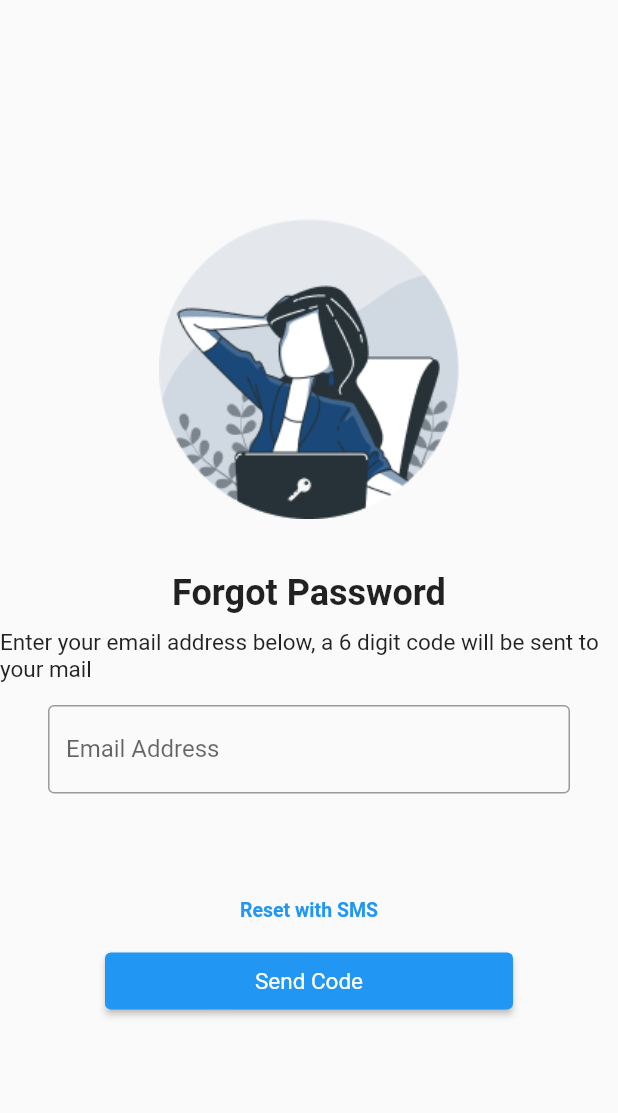
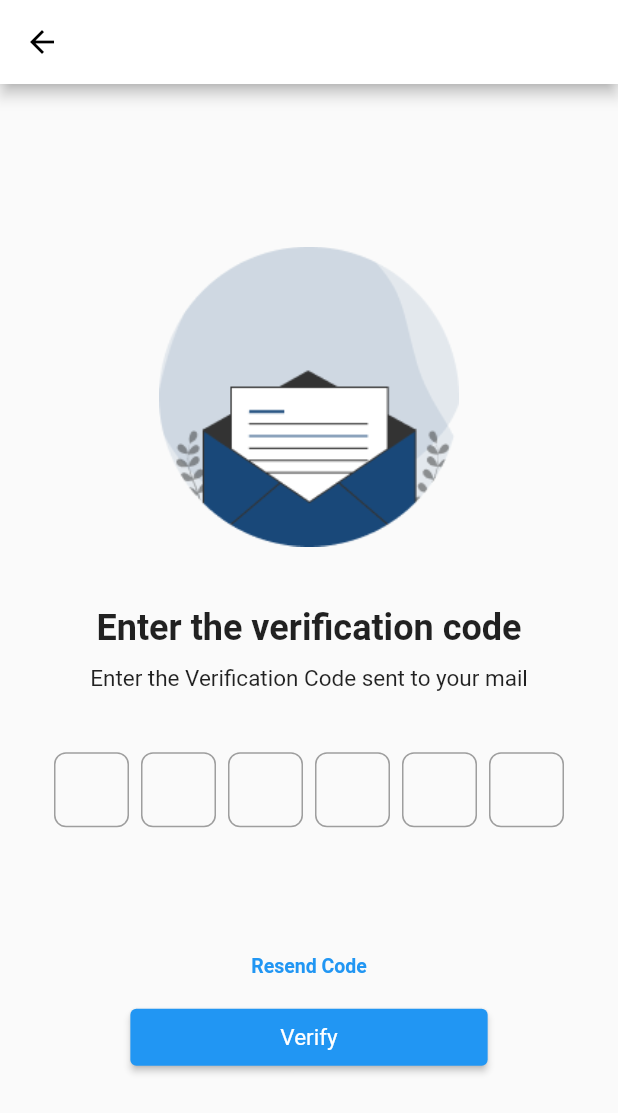
Before and after one commit to Emma-expert/screens, a Flutter app: the screen it shows after launch, after a tap on "Send Code", on a phone screen of 412 x 824 dp. Shown: the top 1113 px of the screen. Run offline on Flutter 3.47's test engine with Material 2 defaults, Android fonts, the phone set to English and light mode, and no system bars.

Commit message:
second screen

```diff
--- a/password_screens/lib/main.dart
+++ b/password_screens/lib/main.dart
@@ -1,6 +1,6 @@
 import 'package:flutter/material.dart';
 import 'package:password_screens/screen1.dart';
-import 'package:google_fonts/google_fonts.dart';
+import 'package:password_screens/otp_screen.dart';
 
 Future<void> main() async
 {
@@ -20,7 +20,11 @@ class _MyAppState extends State<MyApp> {
   Widget build(BuildContext context) {
     return MaterialApp(
       debugShowCheckedModeBanner: false,
-      home: FirstScreen(),
+       initialRoute: '/',
+       routes: {
+        '/': (context) => FirstScreen(),
+        '/otp': (context) => OtpScreen(),
+      },
     );
   }
 }
--- /dev/null
+++ b/password_screens/lib/otp_screen.dart
@@ -0,0 +1,98 @@
+import 'package:flutter/material.dart';
+
+class OtpScreen extends StatelessWidget {
+  const OtpScreen({super.key});
+
+  @override
+  Widget build(BuildContext context) {
+    return Scaffold(
+        appBar: AppBar(
+          backgroundColor: Colors.white,
+          leading: IconButton(
+            color: Colors.black,
+            icon: Icon(Icons.arrow_back),
+            onPressed: () {
+              Navigator.pop(context);
+              },
+          ),
+        ),
+      body: Center(
+        child: Column(
+          mainAxisAlignment: MainAxisAlignment.center,
+          children: [
+            Image.asset(
+              'images/mailbox.png',
+              width: 200,
+              height: 200,
+            ),
+            SizedBox(height: 40),
+            Text(
+              'Enter the verification code',
+              style: TextStyle(fontSize: 24, fontWeight: FontWeight.bold),
+            ),
+            SizedBox(height: 11),
+            Text('Enter the Verification Code sent to your mail',
+            style: TextStyle(
+                fontSize: 15, fontWeight: FontWeight.normal),
+            ),
+            SizedBox(height: 40),
+            Row(
+              mainAxisAlignment: MainAxisAlignment.center,
+              children: [
+                OtpDigitBox(),
+                OtpDigitBox(),
+                OtpDigitBox(),
+                OtpDigitBox(),
+                OtpDigitBox(),
+                OtpDigitBox(),
+              ],
+            ),
+            SizedBox(height: 85,),
+            Text('Resend Code',
+              style: TextStyle(fontSize: 13, fontWeight: FontWeight.bold, color: Colors.blue,),
+            ),
+            SizedBox(height: 16),
+            ElevatedButton(
+              onPressed: () {},
+              style: ElevatedButton.styleFrom(
+                padding: const EdgeInsets.symmetric(vertical: 10, horizontal: 100),
+              ),
+              child: Text('Verify',
+                style: TextStyle(
+                  fontSize: 15,
+                  fontWeight: FontWeight.normal,
+                  color: Colors.white,
+                ),
+              ),
+            ),
+          ],
+        ),
+      ),
+    );
+  }
+}
+
+class OtpDigitBox extends StatelessWidget {
+  @override
+  Widget build(BuildContext context) {
+    return Container(
+      width: 50,
+      height: 50,
+      margin: EdgeInsets.symmetric(horizontal: 4),
+      decoration: BoxDecoration(
+        border: Border.all(color: Colors.grey),
+        borderRadius: BorderRadius.circular(8),
+      ),
+      child: TextField(
+        keyboardType: TextInputType.number,
+        maxLength: 1,
+        textAlign: TextAlign.center,
+        style: TextStyle(fontSize: 24),
+        decoration: InputDecoration(
+          border: InputBorder.none,
+          counterText: '',
+        ),
+      ),
+    );
+  }
+}
--- a/password_screens/lib/screen1.dart
+++ b/password_screens/lib/screen1.dart
@@ -1,4 +1,5 @@
 import 'package:flutter/material.dart';
+import 'package:password_screens/otp_screen.dart';
 
 class FirstScreen extends StatefulWidget {
   const FirstScreen({Key? key}) : super(key: key);
@@ -20,7 +21,7 @@ class _FirstScreenState extends State<FirstScreen> {
             Image.asset('images/illustration.png',
               height: 200,
               width: 200,),
-            SizedBox(height: 35,),
+            SizedBox(height: 40,),
             Text('Forgot Password',
               style: TextStyle(fontSize: 24, fontWeight: FontWeight.bold,),
             ),
@@ -38,13 +39,15 @@ class _FirstScreenState extends State<FirstScreen> {
                 keyboardType: TextInputType.emailAddress,
               ),
             ),
-            SizedBox(height: 70,),
+            SizedBox(height: 85,),
             Text('Reset with SMS',
               style: TextStyle(fontSize: 13, fontWeight: FontWeight.bold, color: Colors.blue,),
             ),
             SizedBox(height: 16,),
             ElevatedButton(
-              onPressed: () {},
+              onPressed: () {
+                Navigator.pushNamed(context, '/otp',);
+              },
               style: ElevatedButton.styleFrom(
                 padding: const EdgeInsets.symmetric(vertical: 10, horizontal: 100),
               ),
```
